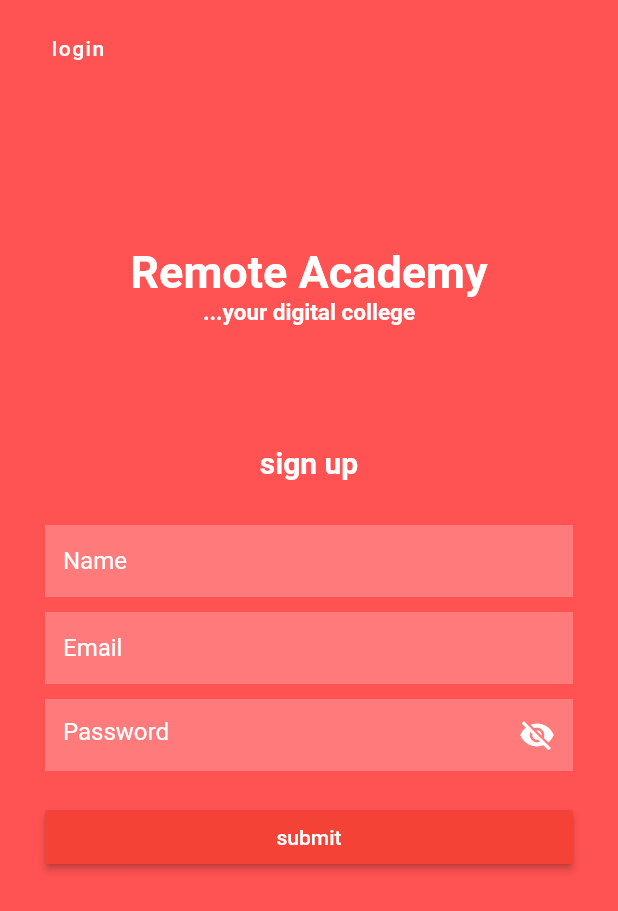
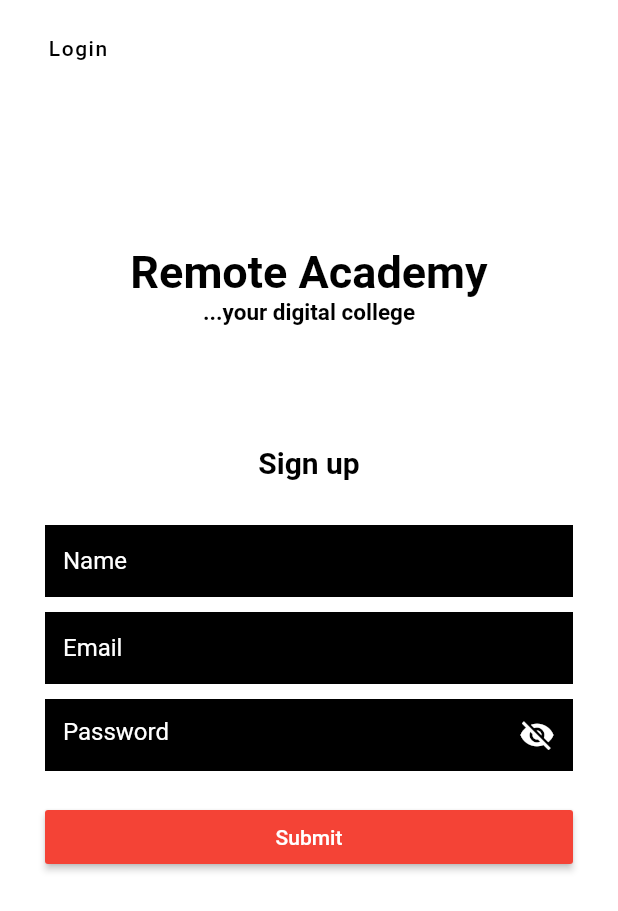
Before and after one commit to moak13/Remcademy, a Flutter app: the SignUpPage screen opened by its route, on a phone screen of 412 x 824 dp. Shown: the top 911 px of the screen. Run offline on Flutter 3.47's test engine with Material 2 defaults, Android fonts, the phone set to English and light mode, and no system bars; our stand-ins replace flutter_screenutil.

Commit message:
UI Update

```diff
--- a/remote_academy/lib/pages/signup.dart
+++ b/remote_academy/lib/pages/signup.dart
@@ -9,7 +9,7 @@ class _SignUpPageState extends State<SignUpPage> {
   @override
   Widget build(BuildContext context) {
     return Scaffold(
-      backgroundColor: Colors.redAccent,
+      backgroundColor: Colors.white,
       body: SafeArea(
         child: SingleChildScrollView(
           child: Column(
@@ -23,8 +23,8 @@ class _SignUpPageState extends State<SignUpPage> {
                       Navigator.pushNamed(context, '/login');
                     },
                     child: Text(
-                      'login',
-                      style: TextStyle(color: Colors.white, letterSpacing: 1),
+                      'Login',
+                      style: TextStyle(color: Colors.black, letterSpacing: 1),
                     ),
                   ),
                 ),
@@ -37,21 +37,21 @@ class _SignUpPageState extends State<SignUpPage> {
                     children: <Widget>[
                       Text('Remote Academy',
                           style: TextStyle(
-                              color: Colors.white,
+                              color: Colors.black,
                               fontSize: 30,
                               fontWeight: FontWeight.bold)),
                       Text('...your digital college',
                           style: TextStyle(
-                              color: Colors.white,
+                              color: Colors.black,
                               fontSize: 15,
                               fontWeight: FontWeight.bold))
                     ],
                   )),
               Padding(
                 padding: const EdgeInsets.only(top: 60),
-                child: Text('sign up',
+                child: Text('Sign up',
                     style: TextStyle(
-                        color: Colors.white,
+                        color: Colors.black,
                         fontSize: 20,
                         fontWeight: FontWeight.bold)),
               ),
@@ -64,7 +64,7 @@ class _SignUpPageState extends State<SignUpPage> {
                       hintText: 'Name',
                       hintStyle: TextStyle(color: Colors.white),
                       filled: true,
-                      fillColor: Colors.white24,
+                      fillColor: Colors.black,
                       border: InputBorder.none),
                 ),
               ),
@@ -77,7 +77,7 @@ class _SignUpPageState extends State<SignUpPage> {
                       hintText: 'Email',
                       hintStyle: TextStyle(color: Colors.white),
                       filled: true,
-                      fillColor: Colors.white24,
+                      fillColor: Colors.black,
                       border: InputBorder.none),
                 ),
               ),
@@ -98,7 +98,7 @@ class _SignUpPageState extends State<SignUpPage> {
                         onPressed: () {},
                       ),
                       filled: true,
-                      fillColor: Colors.white24,
+                      fillColor: Colors.black,
                       border: InputBorder.none),
                 ),
               ),
@@ -111,7 +111,7 @@ class _SignUpPageState extends State<SignUpPage> {
                   color: Colors.red,
                   child: Center(
                     child: Text(
-                      'submit',
+                      'Submit',
                       style: TextStyle(color: Colors.white),
                     ),
                   ),
```
Also changed, not shown: remote_academy/lib/pages/4gotpass.dart (+9 -9 lines), remote_academy/lib/pages/login.dart (+10 -10 lines).
